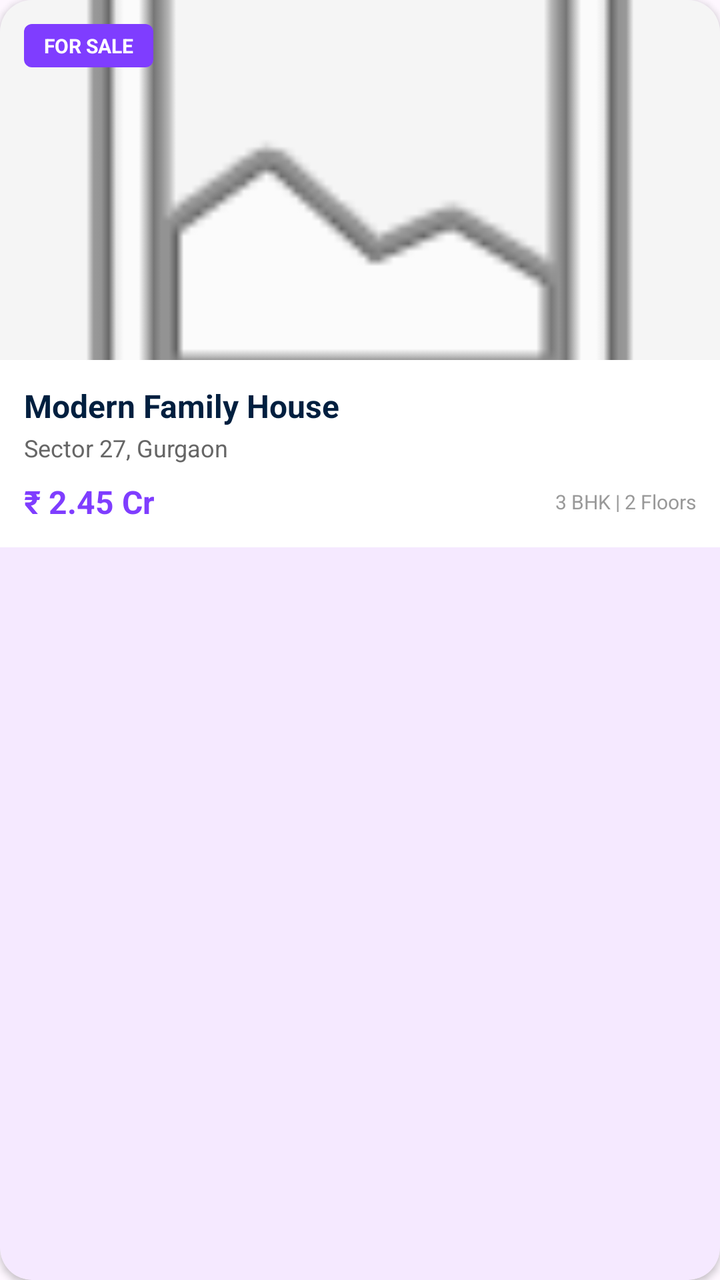
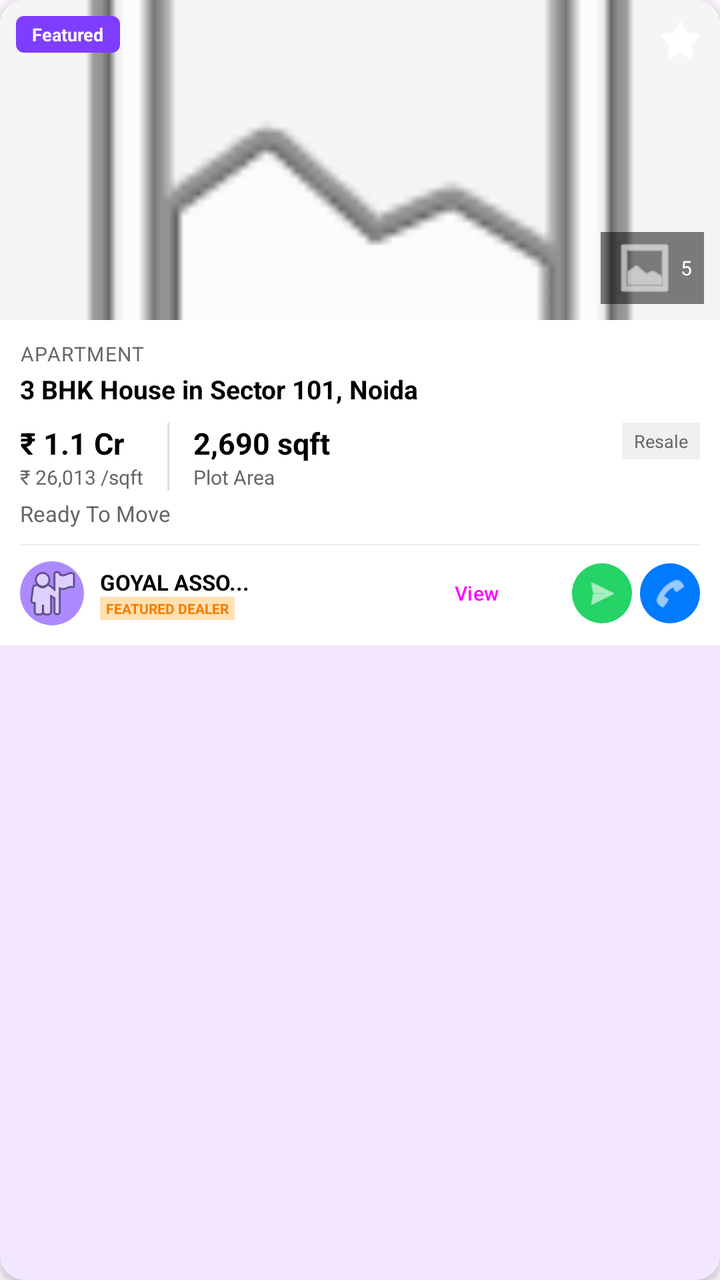

Two renders of the same Android screen: before a commit and after it. Below are the layout's source before the change and the commit's diff.
<!-- AndroidManifest.xml: application theme Theme.Realestateapp -->
<!-- res/layout/item_property_card.xml -->
<?xml version="1.0" encoding="utf-8"?>
<com.google.android.material.card.MaterialCardView xmlns:android="http://schemas.android.com/apk/res/android"
    xmlns:app="http://schemas.android.com/apk/res-auto"
    android:layout_width="300dp"
    android:layout_height="wrap_content"
    android:layout_marginEnd="16dp"
    android:layout_marginBottom="16dp"
    app:cardCornerRadius="16dp"
    app:cardElevation="2dp"
    app:strokeWidth="0dp">

    <LinearLayout
        android:layout_width="match_parent"
        android:layout_height="wrap_content"
        android:orientation="vertical">

        <FrameLayout
            android:layout_width="match_parent"
            android:layout_height="180dp">

            <ImageView
                android:id="@+id/propertyImage"
                android:layout_width="match_parent"
                android:layout_height="match_parent"
                android:background="#F5F5F5"
                android:scaleType="centerCrop"
                android:src="@android:drawable/ic_menu_gallery" />

            <TextView
                android:id="@+id/tvBadge"
                android:layout_width="wrap_content"
                android:layout_height="wrap_content"
                android:layout_margin="12dp"
                android:background="@drawable/badge_bg"
                android:paddingHorizontal="10dp"
                android:paddingVertical="4dp"
                android:text="FOR SALE"
                android:textColor="@color/white"
                android:textSize="10sp"
                android:textStyle="bold" />
        </FrameLayout>

        <LinearLayout
            android:layout_width="match_parent"
            android:layout_height="wrap_content"
            android:background="@color/white"
            android:orientation="vertical"
            android:padding="12dp">

            <TextView
                android:id="@+id/tvPropertyName"
                android:layout_width="match_parent"
                android:layout_height="wrap_content"
                android:ellipsize="end"
                android:maxLines="1"
                android:text="Modern Family House"
                android:textColor="#001F3F"
                android:textSize="16sp"
                android:textStyle="bold" />

            <TextView
                android:id="@+id/tvPropertyLocation"
                android:layout_width="match_parent"
                android:layout_height="wrap_content"
                android:layout_marginTop="2dp"
                android:text="Sector 27, Gurgaon"
                android:textColor="#666666"
                android:textSize="12sp" />

            <RelativeLayout
                android:layout_width="match_parent"
                android:layout_height="wrap_content"
                android:layout_marginTop="8dp">

                <TextView
                    android:id="@+id/tvPropertyPrice"
                    android:layout_width="wrap_content"
                    android:layout_height="wrap_content"
                    android:text="₹ 2.45 Cr"
                    android:textColor="@color/primary"
                    android:textSize="16sp"
                    android:textStyle="bold" />

                <TextView
                    android:id="@+id/tvPropertyStats"
                    android:layout_width="wrap_content"
                    android:layout_height="wrap_content"
                    android:layout_alignParentEnd="true"
                    android:layout_centerVertical="true"
                    android:text="3 BHK | 2 Floors"
                    android:textColor="#999999"
                    android:textSize="10sp" />
            </RelativeLayout>
        </LinearLayout>
    </LinearLayout>
</com.google.android.material.card.MaterialCardView>
<!-- resources referenced by this layout -->
<resources>
  <color name="primary">#7F3DFF</color>
  <color name="white">#FFFFFFFF</color>
  <!-- drawable badge_bg (drawable) -->
  <?xml version="1.0" encoding="utf-8"?>
  <shape xmlns:android="http://schemas.android.com/apk/res/android">
      <solid android:color="@color/primary" />
      <corners android:radius="4dp" />
  </shape>
  <style name="Theme.Realestateapp" parent="Base.Theme.Realestateapp" />
  <style name="Base.Theme.Realestateapp" parent="Theme.Material3.DayNight.NoActionBar">
          
          <item name="colorPrimary">@color/primary</item>
      </style>
</resources>

<!-- the commit's change to res/layout/item_property_card.xml (unified diff, before → after) -->
@@ -1,22 +1,23 @@
 <?xml version="1.0" encoding="utf-8"?>
 <com.google.android.material.card.MaterialCardView xmlns:android="http://schemas.android.com/apk/res/android"
     xmlns:app="http://schemas.android.com/apk/res-auto"
-    android:layout_width="300dp"
+    android:layout_width="match_parent"
     android:layout_height="wrap_content"
-    android:layout_marginEnd="16dp"
-    android:layout_marginBottom="16dp"
-    app:cardCornerRadius="16dp"
-    app:cardElevation="2dp"
+    android:layout_marginHorizontal="12dp"
+    android:layout_marginBottom="12dp"
+    app:cardCornerRadius="12dp"
+    app:cardElevation="3dp"
     app:strokeWidth="0dp">
 
     <LinearLayout
         android:layout_width="match_parent"
         android:layout_height="wrap_content"
+        android:background="@color/white"
         android:orientation="vertical">
 
         <FrameLayout
             android:layout_width="match_parent"
-            android:layout_height="180dp">
+            android:layout_height="160dp">
 
             <ImageView
                 android:id="@+id/propertyImage"
@@ -30,67 +31,253 @@
                 android:id="@+id/tvBadge"
                 android:layout_width="wrap_content"
                 android:layout_height="wrap_content"
-                android:layout_margin="12dp"
+                android:layout_margin="8dp"
                 android:background="@drawable/badge_bg"
-                android:paddingHorizontal="10dp"
-                android:paddingVertical="4dp"
-                android:text="FOR SALE"
+                android:paddingHorizontal="8dp"
+                android:paddingVertical="3dp"
+                android:text="Featured"
+                android:textColor="@color/white"
+                android:textSize="9sp"
+                android:textStyle="bold" />
+
+            <ImageView
+                android:layout_width="24dp"
+                android:layout_height="24dp"
+                android:layout_gravity="end|top"
+                android:layout_margin="8dp"
+                android:src="@android:drawable/btn_star_big_off"
+                app:tint="@color/white" />
+
+            <TextView
+                android:layout_width="wrap_content"
+                android:layout_height="wrap_content"
+                android:layout_gravity="end|bottom"
+                android:layout_margin="8dp"
+                android:background="#80000000"
+                android:paddingHorizontal="6dp"
+                android:paddingVertical="2dp"
+                android:text="5"
+                android:gravity="center"
                 android:textColor="@color/white"
                 android:textSize="10sp"
-                android:textStyle="bold" />
+                app:drawableStartCompat="@android:drawable/ic_menu_gallery"
+                app:drawableTint="@color/white"
+                android:drawablePadding="2dp"/>
         </FrameLayout>
 
         <LinearLayout
             android:layout_width="match_parent"
             android:layout_height="wrap_content"
-            android:background="@color/white"
             android:orientation="vertical"
-            android:padding="12dp">
+            android:padding="10dp">
 
             <TextView
                 android:id="@+id/tvPropertyName"
                 android:layout_width="match_parent"
                 android:layout_height="wrap_content"
-                android:ellipsize="end"
-                android:maxLines="1"
-                android:text="Modern Family House"
-                android:textColor="#001F3F"
-                android:textSize="16sp"
+                android:text="APARTMENT"
+                android:textColor="#666666"
+                android:textSize="10sp"
+                android:textAllCaps="true"
+                android:letterSpacing="0.05" />
+
+            <TextView
+                android:id="@+id/tvPropertySubTitle"
+                android:layout_width="match_parent"
+                android:layout_height="wrap_content"
+                android:layout_marginTop="2dp"
+                android:text="3 BHK House in Sector 101, Noida"
+                android:textColor="#000000"
+                android:textSize="13sp"
                 android:textStyle="bold" />
 
-            <TextView
-                android:id="@+id/tvPropertyLocation"
-                android:layout_width="match_parent"
-                android:layout_height="wrap_content"
-                android:layout_marginTop="2dp"
-                android:text="Sector 27, Gurgaon"
+            <androidx.constraintlayout.widget.ConstraintLayout
+                android:layout_width="match_parent"
+                android:layout_height="wrap_content"
+                android:layout_marginTop="8dp">
+
+                <LinearLayout
+                    android:id="@+id/priceLayout"
+                    android:layout_width="wrap_content"
+                    android:layout_height="wrap_content"
+                    android:orientation="vertical"
+                    app:layout_constraintStart_toStartOf="parent"
+                    app:layout_constraintTop_toTopOf="parent">
+                    <TextView
+                        android:id="@+id/tvPropertyPrice"
+                        android:layout_width="wrap_content"
+                        android:layout_height="wrap_content"
+                        android:text="₹ 1.1 Cr"
+                        android:textColor="#000000"
+                        android:textSize="15sp"
+                        android:textStyle="bold" />
+                    <TextView
+                        android:id="@+id/tvPricePerSqft"
+                        android:layout_width="wrap_content"
+                        android:layout_height="wrap_content"
+                        android:text="₹ 26,013 /sqft"
+                        android:textColor="#666666"
+                        android:textSize="10sp" />
+                </LinearLayout>
+
+                <View
+                    android:id="@+id/vertDivider"
+                    android:layout_width="1dp"
+                    android:layout_height="0dp"
+                    android:layout_marginStart="12dp"
+                    android:background="#DDDDDD"
+                    app:layout_constraintBottom_toBottomOf="@id/priceLayout"
+                    app:layout_constraintStart_toEndOf="@id/priceLayout"
+                    app:layout_constraintTop_toTopOf="@id/priceLayout" />
+
+                <LinearLayout
+                    android:layout_width="wrap_content"
+                    android:layout_height="wrap_content"
+                    android:layout_marginStart="12dp"
+                    android:orientation="vertical"
+                    app:layout_constraintStart_toEndOf="@id/vertDivider"
+                    app:layout_constraintTop_toTopOf="parent">
+                    <TextView
+                        android:id="@+id/tvPropertyArea"
+                        android:layout_width="wrap_content"
+                        android:layout_height="wrap_content"
+                        android:text="2,690 sqft"
+                        android:textColor="#000000"
+                        android:textSize="15sp"
+                        android:textStyle="bold" />
+                    <TextView
+                        android:layout_width="wrap_content"
+                        android:layout_height="wrap_content"
+                        android:text="Plot Area"
+                        android:textColor="#666666"
+                        android:textSize="10sp" />
+                </LinearLayout>
+
+                <TextView
+                    android:layout_width="wrap_content"
+                    android:layout_height="wrap_content"
+                    android:background="#F0F0F0"
+                    android:paddingHorizontal="6dp"
+                    android:paddingVertical="3dp"
+                    android:text="Resale"
+                    android:textColor="#666666"
+                    android:textSize="9sp"
+                    app:layout_constraintEnd_toEndOf="parent"
+                    app:layout_constraintTop_toTopOf="parent" />
+            </androidx.constraintlayout.widget.ConstraintLayout>
+
+            <TextView
+                android:id="@+id/tvReadyToMove"
+                android:layout_width="wrap_content"
+                android:layout_height="wrap_content"
+                android:layout_marginTop="4dp"
+                android:text="Ready To Move"
                 android:textColor="#666666"
-                android:textSize="12sp" />
-
-            <RelativeLayout
+                android:textSize="11sp" />
+
+            <View
+                android:layout_width="match_parent"
+                android:layout_height="0.5dp"
+                android:layout_marginTop="8dp"
+                android:background="#EEEEEE" />
+
+            <androidx.constraintlayout.widget.ConstraintLayout
                 android:layout_width="match_parent"
                 android:layout_height="wrap_content"
                 android:layout_marginTop="8dp">
 
-                <TextView
-                    android:id="@+id/tvPropertyPrice"
-                    android:layout_width="wrap_content"
-                    android:layout_height="wrap_content"
-                    android:text="₹ 2.45 Cr"
-                    android:textColor="@color/primary"
-                    android:textSize="16sp"
-                    android:textStyle="bold" />
-
-                <TextView
-                    android:id="@+id/tvPropertyStats"
-                    android:layout_width="wrap_content"
-                    android:layout_height="wrap_content"
-                    android:layout_alignParentEnd="true"
-                    android:layout_centerVertical="true"
-                    android:text="3 BHK | 2 Floors"
-                    android:textColor="#999999"
-                    android:textSize="10sp" />
-            </RelativeLayout>
+                <ImageView
+                    android:id="@+id/ivDealerAvatar"
+                    android:layout_width="32dp"
+                    android:layout_height="32dp"
+                    android:background="@drawable/circle_placeholder"
+                    android:padding="1dp"
+                    android:src="@android:drawable/ic_menu_myplaces"
+                    app:layout_constraintBottom_toBottomOf="parent"
+                    app:layout_constraintStart_toStartOf="parent"
+                    app:layout_constraintTop_toTopOf="parent" />
+
+                <LinearLayout
+                    android:id="@+id/dealerInfoLayout"
+                    android:layout_width="0dp"
+                    android:layout_height="wrap_content"
+                    android:layout_marginStart="8dp"
+                    android:layout_marginEnd="4dp"
+                    android:orientation="vertical"
+                    app:layout_constraintBottom_toBottomOf="parent"
+                    app:layout_constraintEnd_toStartOf="@+id/actionsLayout"
+                    app:layout_constraintStart_toEndOf="@id/ivDealerAvatar"
+                    app:layout_constraintTop_toTopOf="parent">
+                    <TextView
+                        android:id="@+id/tvDealerName"
+                        android:layout_width="wrap_content"
+                        android:layout_height="wrap_content"
+                        android:ellipsize="end"
+                        android:maxLines="1"
+                        android:text="GOYAL ASSO..."
+                        android:textColor="#000000"
+                        android:textSize="11sp"
+                        android:textStyle="bold" />
+                    <TextView
+                        android:layout_width="wrap_content"
+                        android:layout_height="wrap_content"
+                        android:background="#FFE0B2"
+                        android:paddingHorizontal="3dp"
+                        android:paddingVertical="1dp"
+                        android:text="FEATURED DEALER"
+                        android:textColor="#F57C00"
+                        android:textSize="7sp"
+                        android:textStyle="bold" />
+                </LinearLayout>
+
+                <LinearLayout
+                    android:id="@+id/actionsLayout"
+                    android:layout_width="wrap_content"
+                    android:layout_height="wrap_content"
+                    android:gravity="center_vertical"
+                    android:orientation="horizontal"
+                    app:layout_constraintBottom_toBottomOf="parent"
+                    app:layout_constraintEnd_toEndOf="parent"
+                    app:layout_constraintTop_toTopOf="parent">
+
+                    <Button
+                        android:id="@+id/btnViewNumber"
+                        style="@style/Widget.Material3.Button.OutlinedButton"
+                        android:layout_width="wrap_content"
+                        android:layout_height="30dp"
+                        android:insetTop="0dp"
+                        android:insetBottom="0dp"
+                        android:paddingHorizontal="8dp"
+                        android:text="View"
+                        android:textAllCaps="false"
+                        android:textSize="10sp"
+                        app:cornerRadius="6dp" />
+
+                    <ImageButton
+                        android:id="@+id/btnWhatsapp"
+                        android:layout_width="30dp"
+                        android:layout_height="30dp"
+                        android:layout_marginStart="4dp"
+                        android:background="@drawable/circle_placeholder"
+                        android:backgroundTint="#25D366"
+                        android:padding="6dp"
+                        android:scaleType="centerInside"
+                        android:src="@android:drawable/ic_menu_send"
+                        app:tint="@color/white" />
+
+                    <ImageButton
+                        android:id="@+id/btnCall"
+                        android:layout_width="30dp"
+                        android:layout_height="30dp"
+                        android:layout_marginStart="4dp"
+                        android:background="@drawable/circle_placeholder"
+                        android:backgroundTint="#007AFF"
+                        android:padding="6dp"
+                        android:scaleType="centerInside"
+                        android:src="@android:drawable/ic_menu_call"
+                        app:tint="@color/white" />
+                </LinearLayout>
+            </androidx.constraintlayout.widget.ConstraintLayout>
         </LinearLayout>
     </LinearLayout>
 </com.google.android.material.card.MaterialCardView>
<!-- resource entries referenced after the edit -->
@@ -1,6 +1,5 @@
 <!-- resources referenced by this layout -->
 <resources>
-  <color name="primary">#7F3DFF</color>
   <color name="white">#FFFFFFFF</color>
   <!-- drawable badge_bg (drawable) -->
   <?xml version="1.0" encoding="utf-8"?>
@@ -8,7 +7,14 @@
       <solid android:color="@color/primary" />
       <corners android:radius="4dp" />
   </shape>
+  <!-- drawable circle_placeholder (drawable) -->
+  <?xml version="1.0" encoding="utf-8"?>
+  <shape xmlns:android="http://schemas.android.com/apk/res/android"
+      android:shape="oval">
+      <solid android:color="#AD8BFF" />
+  </shape>
   <style name="Theme.Realestateapp" parent="Base.Theme.Realestateapp" />
+  <color name="primary">#7F3DFF</color>
   <style name="Base.Theme.Realestateapp" parent="Theme.Material3.DayNight.NoActionBar">
           
           <item name="colorPrimary">@color/primary</item>
